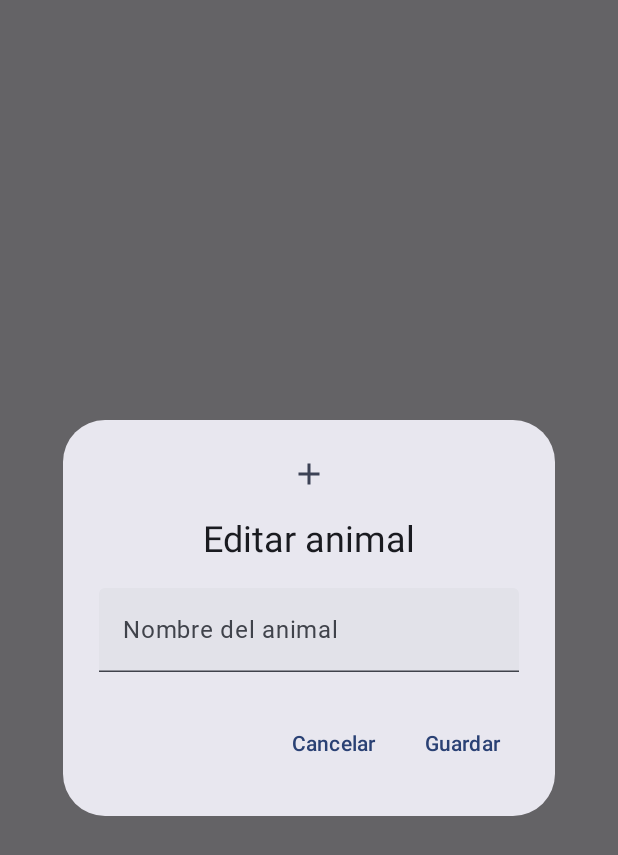
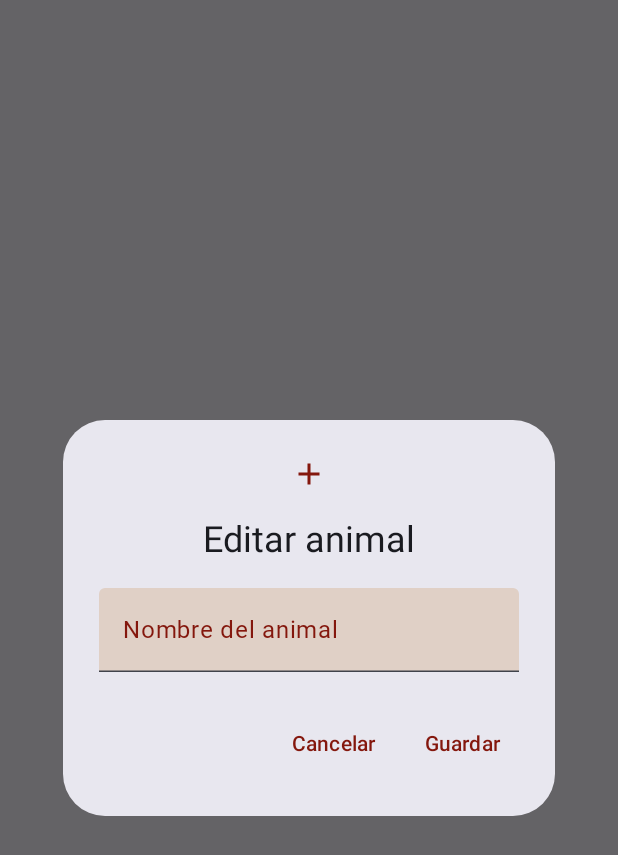
Before and after one commit to cesarmorillon576-netizen/IntegradoraTodaChidotaPeroMovil, an Android app built with Jetpack Compose: the composable modaleditar shown on its own in the app's theme, on a phone screen of 412 x 824 dp. Shown: the top 855 px of the screen. Run offline under Robolectric (Android 15) with nearby library versions, the phone set to English and light mode, and no system bars; Roboto replaces fonts that are not available here.

Commit message:
estilos casi final

```diff
--- a/app/src/main/java/com/example/integradoramovil/MainActivity.kt
+++ b/app/src/main/java/com/example/integradoramovil/MainActivity.kt
@@ -65,7 +65,7 @@ class MainActivity : ComponentActivity() {
                 var animalSeleccionado by remember {mutableStateOf<Animal?>(null)}
 
                 Box(
-                    modifier = Modifier.fillMaxSize().statusBarsPadding().imePadding()
+                    modifier = Modifier.fillMaxSize().imePadding()
                 ){
                     MAIN(
                         viewModel,
@@ -181,7 +181,8 @@ class MainActivity : ComponentActivity() {
                                     "razas" -> "Razas"
                                     else -> ""
                                 },
-                                color = textColor
+                                color = textColor,
+                                fontSize = 35.sp
                             )
                         },
                         colors = TopAppBarDefaults.topAppBarColors(
--- a/app/src/main/java/com/example/integradoramovil/componentes/ModalEditar.kt
+++ b/app/src/main/java/com/example/integradoramovil/componentes/ModalEditar.kt
@@ -11,9 +11,15 @@ import androidx.compose.runtime.remember
 import androidx.compose.runtime.setValue
 import androidx.compose.ui.Modifier
 import androidx.compose.ui.res.painterResource
+import androidx.compose.ui.text.TextStyle
 import androidx.compose.ui.unit.dp
 import com.example.integradoramovil.R
 import com.example.integradoramovil.modelos.*
+import com.example.integradoramovil.ui.theme.BackgroundCard2
+import com.example.integradoramovil.ui.theme.dropDownBackground
+import com.example.integradoramovil.ui.theme.redText
+import com.example.integradoramovil.ui.theme.textColor
+import com.example.integradoramovil.ui.theme.textColorsubMain
 import com.example.integradoramovil.viewModel.AnimalRazaUserViewModel
 import com.google.android.material.behavior.SwipeDismissBehavior
 
@@ -37,6 +43,7 @@ fun modaleditar(
         icon = {
             Icon(
                 painter = painterResource(R.drawable.agregar),
+                tint = redText,
                 contentDescription = if (raza != null) "Editar raza" else "Editar animal"
             )
         },
@@ -46,18 +53,38 @@ fun modaleditar(
                 TextField(
                     value = nombre,
                     onValueChange = { nombre = it },
-                    label = { Text(if (raza == null) "Nombre del animal" else "Nombre de la raza") }
+                    colors = TextFieldDefaults.colors(
+                        unfocusedContainerColor = BackgroundCard2,
+                        focusedContainerColor = BackgroundCard2,
+                        cursorColor = redText,
+                        focusedIndicatorColor = redText
+                    ),
+                    textStyle = TextStyle(
+                        color = textColorsubMain
+                    ),
+                    label = { Text( color = redText, text = if (raza == null) "Nombre del animal"
+                    else "Nombre de la raza") }
                 )
 
                 if (raza != null) {
                     Spacer(modifier = Modifier.padding(8.dp))
-                    Text("Animal asociado:")
+                    Text("Animal asociado:",
+                        color = redText)
 
                     ExposedDropdownMenuBox(
                         expanded = expanded,
                         onExpandedChange = { expanded = !expanded }
                     ) {
                         TextField(
+                            colors = TextFieldDefaults.colors(
+                                unfocusedContainerColor = dropDownBackground,
+                                focusedContainerColor = dropDownBackground,
+                                cursorColor = textColor,
+                                focusedIndicatorColor = textColor
+                            ),
+                            textStyle = TextStyle(
+                                color = textColor
+                            ),
                             value = animalSeleccionado,
                             onValueChange = {},
                             readOnly = true,
@@ -89,10 +116,12 @@ fun modaleditar(
                     if (raza != null && idAnimalSeleccionado == null) return@TextButton
                     onConfirmation(nombre, idAnimalSeleccionado)
                 }
-            ) { Text("Guardar") }
+            ) { Text("Guardar",
+                color = redText) }
         },
         dismissButton = {
-            TextButton(onClick = onDismissRequest) { Text("Cancelar") }
+            TextButton(onClick = onDismissRequest) { Text("Cancelar",
+                color = redText) }
         }
     )
 }
--- a/app/src/main/java/com/example/integradoramovil/pantallas/pantallaAnimal.kt
+++ b/app/src/main/java/com/example/integradoramovil/pantallas/pantallaAnimal.kt
@@ -1,5 +1,6 @@
 package com.example.integradoramovil.pantallas
 
+import androidx.compose.foundation.background
 import androidx.compose.foundation.layout.Box
 import androidx.compose.foundation.layout.Column
 import androidx.compose.foundation.layout.Spacer
@@ -24,6 +25,7 @@ import androidx.navigation.NavController
 import com.example.integradoramovil.componentes.tarjeta
 import com.example.integradoramovil.modelos.Animal
 import com.example.integradoramovil.modelos.Raza
+import com.example.integradoramovil.ui.theme.Background
 import com.example.integradoramovil.viewModel.AnimalRazaUserViewModel
 import kotlinx.coroutines.delay
 
@@ -45,6 +47,7 @@ fun pantallaAnimal(
     Box(
         modifier = Modifier
             .fillMaxSize()
+            .background(Background)
     ){
         LazyColumn(
             modifier = Modifier.padding(horizontal = 15.dp, vertical = 5.dp)
--- a/app/src/main/java/com/example/integradoramovil/pantallas/pantallaRaza.kt
+++ b/app/src/main/java/com/example/integradoramovil/pantallas/pantallaRaza.kt
@@ -1,5 +1,6 @@
 package com.example.integradoramovil.pantallas
 
+import androidx.compose.foundation.background
 import androidx.compose.foundation.layout.Box
 import androidx.compose.foundation.layout.Spacer
 import androidx.compose.foundation.layout.fillMaxSize
@@ -19,6 +20,7 @@ import androidx.navigation.NavController
 import com.example.integradoramovil.componentes.tarjeta
 import com.example.integradoramovil.modelos.Animal
 import com.example.integradoramovil.modelos.Raza
+import com.example.integradoramovil.ui.theme.Background
 import com.example.integradoramovil.viewModel.AnimalRazaUserViewModel
 
 @Composable
@@ -37,6 +39,7 @@ fun pantallaRaza(
     Box(
         modifier = Modifier
             .fillMaxSize()
+            .background(Background)
     ){
         LazyColumn(
             modifier = Modifier.padding(horizontal = 15.dp, vertical = 5.dp)
--- a/app/src/main/java/com/example/integradoramovil/ui/theme/Color.kt
+++ b/app/src/main/java/com/example/integradoramovil/ui/theme/Color.kt
@@ -14,6 +14,7 @@ val redText = Color(0xFF84170D)
 val buttonColor = Color(0xFFA67C3E)
 val BackgroundCard2 = Color(0xFFE0D0C6)
 val textColor = Color(0xFFFFFFFF)
+val dropDownBackground = Color(0xFF6D4C41)
 val Purple40 = Color(0xFF6650a4)
 val PurpleGrey40 = Color(0xFF625b71)
 val Pink40 = Color(0xFF7D5260)
```
Also changed, not shown: app/src/main/java/com/example/integradoramovil/componentes/Modal.kt (+32 -6 lines), app/src/main/java/com/example/integradoramovil/componentes/Tarjeta.kt (+85 -15 lines).
